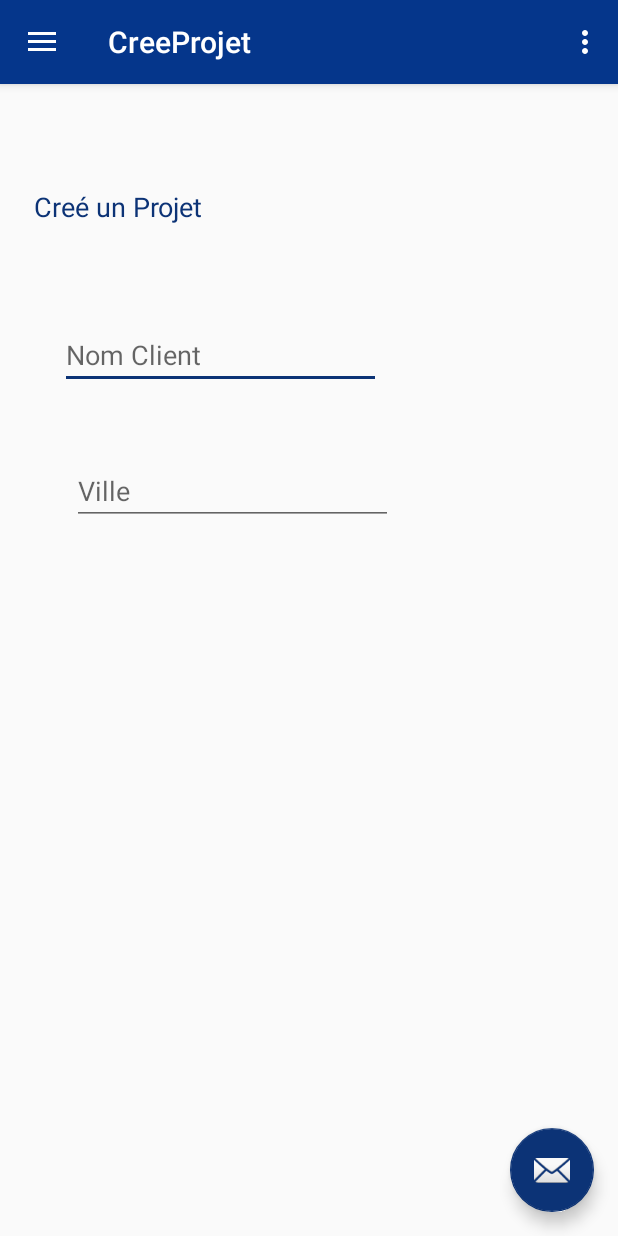
After one commit to hamzamlayeh/Orvea, an Android app: the CreeProjet screen opened directly, with no data from a screen before it, on a phone screen of 412 x 824 dp. The commit adds this screen. Run offline under Robolectric (Android 15) with nearby library versions, the phone set to English and light mode, and no system bars.

Commit message:
cree projet

```diff
--- a/app/src/main/AndroidManifest.xml
+++ b/app/src/main/AndroidManifest.xml
@@ -30,7 +30,11 @@
             android:theme="@style/AppTheme" />
         <activity
             android:name=".AjoutRapportActivity"
-            android:theme="@style/AppTheme"/>
+            android:theme="@style/AppTheme" />
+        <activity
+            android:name=".CreeProjet"
+            android:label="@string/title_activity_cree_projet"
+            android:theme="@style/AppTheme"></activity>
     </application>
 
 </manifest>
--- /dev/null
+++ b/app/src/main/java/com/orvea/asus/orvea/CreeProjet.java
@@ -0,0 +1,101 @@
+package com.orvea.asus.orvea;
+
+import android.os.Bundle;
+import android.support.design.widget.FloatingActionButton;
+import android.support.design.widget.Snackbar;
+import android.view.View;
+import android.support.design.widget.NavigationView;
+import android.support.v4.view.GravityCompat;
+import android.support.v4.widget.DrawerLayout;
+import android.support.v7.app.ActionBarDrawerToggle;
+import android.support.v7.app.AppCompatActivity;
+import android.support.v7.widget.Toolbar;
+import android.view.Menu;
+import android.view.MenuItem;
+
+public class CreeProjet extends AppCompatActivity
+        implements NavigationView.OnNavigationItemSelectedListener {
+
+    @Override
+    protected void onCreate(Bundle savedInstanceState) {
+        super.onCreate(savedInstanceState);
+        setContentView(R.layout.activity_cree_projet);
+        Toolbar toolbar = (Toolbar) findViewById(R.id.toolbar);
+        setSupportActionBar(toolbar);
+
+        FloatingActionButton fab = (FloatingActionButton) findViewById(R.id.fab);
+        fab.setOnClickListener(new View.OnClickListener() {
+            @Override
+            public void onClick(View view) {
+                Snackbar.make(view, "Replace with your own action", Snackbar.LENGTH_LONG)
+                        .setAction("Action", null).show();
+            }
+        });
+
+        DrawerLayout drawer = (DrawerLayout) findViewById(R.id.drawer_layout);
+        ActionBarDrawerToggle toggle = new ActionBarDrawerToggle(
+                this, drawer, toolbar, R.string.navigation_drawer_open, R.string.navigation_drawer_close);
+        drawer.addDrawerListener(toggle);
+        toggle.syncState();
+
+        NavigationView navigationView = (NavigationView) findViewById(R.id.nav_view);
+        navigationView.setNavigationItemSelectedListener(this);
+    }
+
+    @Override
+    public void onBackPressed() {
+        DrawerLayout drawer = (DrawerLayout) findViewById(R.id.drawer_layout);
+        if (drawer.isDrawerOpen(GravityCompat.START)) {
+            drawer.closeDrawer(GravityCompat.START);
+        } else {
+            super.onBackPressed();
+        }
+    }
+
+    @Override
+    public boolean onCreateOptionsMenu(Menu menu) {
+        // Inflate the menu; this adds items to the action bar if it is present.
+        getMenuInflater().inflate(R.menu.cree_projet, menu);
+        return true;
+    }
+
+    @Override
+    public boolean onOptionsItemSelected(MenuItem item) {
+        // Handle action bar item clicks here. The action bar will
+        // automatically handle clicks on the Home/Up button, so long
+        // as you specify a parent activity in AndroidManifest.xml.
+        int id = item.getItemId();
+
+        //noinspection SimplifiableIfStatement
+        if (id == R.id.action_settings) {
+            return true;
+        }
+
+        return super.onOptionsItemSelected(item);
+    }
+
+    @SuppressWarnings("StatementWithEmptyBody")
+    @Override
+    public boolean onNavigationItemSelected(MenuItem item) {
+        // Handle navigation view item clicks here.
+        int id = item.getItemId();
+
+        if (id == R.id.nav_camera) {
+            // Handle the camera action
+        } else if (id == R.id.nav_gallery) {
+
+        } else if (id == R.id.nav_slideshow) {
+
+        } else if (id == R.id.nav_manage) {
+
+        } else if (id == R.id.nav_share) {
+
+        } else if (id == R.id.nav_send) {
+
+        }
+
+        DrawerLayout drawer = (DrawerLayout) findViewById(R.id.drawer_layout);
+        drawer.closeDrawer(GravityCompat.START);
+        return true;
+    }
+}
--- /dev/null
+++ b/app/src/main/res/layout/activity_cree_projet.xml
@@ -0,0 +1,25 @@
+<?xml version="1.0" encoding="utf-8"?>
+<android.support.v4.widget.DrawerLayout xmlns:android="http://schemas.android.com/apk/res/android"
+    xmlns:app="http://schemas.android.com/apk/res-auto"
+    xmlns:tools="http://schemas.android.com/tools"
+    android:id="@+id/drawer_layout"
+    android:layout_width="match_parent"
+    android:layout_height="match_parent"
+    android:fitsSystemWindows="true"
+    tools:openDrawer="start">
+
+    <include
+        layout="@layout/app_bar_cree_projet"
+        android:layout_width="match_parent"
+        android:layout_height="match_parent" />
+
+    <android.support.design.widget.NavigationView
+        android:id="@+id/nav_view"
+        android:layout_width="wrap_content"
+        android:layout_height="match_parent"
+        android:layout_gravity="start"
+        android:fitsSystemWindows="true"
+        app:headerLayout="@layout/nav_header_cree_projet"
+        app:menu="@menu/activity_cree_projet_drawer" />
+
+</android.support.v4.widget.DrawerLayout>
--- a/app/src/main/res/layout/activity_inscription.xml
+++ b/app/src/main/res/layout/activity_inscription.xml
@@ -47,7 +47,8 @@
                     android:layout_marginEnd="320dp"
                     android:layout_marginStart="32dp"
                     android:layout_marginTop="24dp"
-                    android:text="Entrer Votre Information"
+                    android:text="Entrer Votre Information :"
+                    android:textColor="@color/colorAccent"
                     app:layout_constraintEnd_toEndOf="parent"
                     app:layout_constraintHorizontal_bias="0.0"
                     app:layout_constraintStart_toStartOf="parent"
--- /dev/null
+++ b/app/src/main/res/layout/app_bar_cree_projet.xml
@@ -0,0 +1,33 @@
+<?xml version="1.0" encoding="utf-8"?>
+<android.support.design.widget.CoordinatorLayout xmlns:android="http://schemas.android.com/apk/res/android"
+    xmlns:app="http://schemas.android.com/apk/res-auto"
+    xmlns:tools="http://schemas.android.com/tools"
+    android:layout_width="match_parent"
+    android:layout_height="match_parent"
+    tools:context="com.orvea.asus.orvea.CreeProjet">
+
+    <android.support.design.widget.AppBarLayout
+        android:layout_width="match_parent"
+        android:layout_height="wrap_content"
+        android:theme="@style/AppTheme.AppBarOverlay">
+
+        <android.support.v7.widget.Toolbar
+            android:id="@+id/toolbar"
+            android:layout_width="match_parent"
+            android:layout_height="?attr/actionBarSize"
+            android:background="?attr/colorPrimary"
+            app:popupTheme="@style/AppTheme.PopupOverlay" />
+
+    </android.support.design.widget.AppBarLayout>
+
+    <include layout="@layout/content_cree_projet" />
+
+    <android.support.design.widget.FloatingActionButton
+        android:id="@+id/fab"
+        android:layout_width="wrap_content"
+        android:layout_height="wrap_content"
+        android:layout_gravity="bottom|end"
+        android:layout_margin="@dimen/fab_margin"
+        app:srcCompat="@android:drawable/ic_dialog_email" />
+
+</android.support.design.widget.CoordinatorLayout>
--- /dev/null
+++ b/app/src/main/res/layout/content_cree_projet.xml
@@ -0,0 +1,68 @@
+<?xml version="1.0" encoding="utf-8"?>
+<android.support.constraint.ConstraintLayout xmlns:android="http://schemas.android.com/apk/res/android"
+    xmlns:app="http://schemas.android.com/apk/res-auto"
+    xmlns:tools="http://schemas.android.com/tools"
+    android:layout_width="match_parent"
+    android:layout_height="match_parent"
+    app:layout_behavior="@string/appbar_scrolling_view_behavior"
+    tools:context="com.orvea.asus.orvea.CreeProjet"
+    tools:showIn="@layout/app_bar_cree_projet">
+
+    <ScrollView
+        android:layout_width="match_parent"
+        android:layout_height="match_parent">
+
+        <LinearLayout
+            android:layout_width="match_parent"
+            android:layout_height="wrap_content"
+            android:orientation="vertical" >
+
+            <android.support.constraint.ConstraintLayout
+                android:layout_width="match_parent"
+                android:layout_height="match_parent">
+
+                <TextView
+                    android:id="@+id/textView11"
+                    android:layout_width="wrap_content"
+                    android:layout_height="wrap_content"
+                    android:layout_marginEnd="303dp"
+                    android:layout_marginStart="49dp"
+                    android:layout_marginTop="69dp"
+                    android:text="Creé un Projet"
+                    android:textColor="@color/colorAccent"
+                    android:textSize="18sp"
+                    app:layout_constraintEnd_toEndOf="parent"
+                    app:layout_constraintStart_toStartOf="parent"
+                    app:layout_constraintTop_toTopOf="parent" />
+
+                <EditText
+                    android:id="@+id/NomClient"
+                    android:layout_width="0dp"
+                    android:layout_height="wrap_content"
+                    android:layout_marginEnd="158dp"
+                    android:layout_marginStart="40dp"
+                    android:layout_marginTop="64dp"
+                    android:ems="10"
+                    android:hint="Nom Client"
+                    android:inputType="textPersonName"
+                    app:layout_constraintEnd_toEndOf="parent"
+                    app:layout_constraintStart_toStartOf="parent"
+                    app:layout_constraintTop_toBottomOf="@+id/textView11" />
+
+                <EditText
+                    android:id="@+id/Ville"
+                    android:layout_width="0dp"
+                    android:layout_height="wrap_content"
+                    android:layout_marginEnd="150dp"
+                    android:layout_marginStart="48dp"
+                    android:layout_marginTop="45dp"
+                    android:ems="10"
+                    android:hint="Ville"
+                    android:inputType="textPersonName"
+                    app:layout_constraintEnd_toEndOf="parent"
+                    app:layout_constraintStart_toStartOf="parent"
+                    app:layout_constraintTop_toBottomOf="@+id/NomClient" />
+            </android.support.constraint.ConstraintLayout>
+        </LinearLayout>
+    </ScrollView>
+</android.support.constraint.ConstraintLayout>
--- a/app/src/main/res/layout/content_profils.xml
+++ b/app/src/main/res/layout/content_profils.xml
@@ -79,7 +79,7 @@
                         android:layout_marginEnd="256dp"
                         android:layout_marginStart="30dp"
                         android:layout_marginTop="153dp"
-                        android:text="les Rôles"
+                        android:text="les Rôles :"
                         app:layout_constraintEnd_toEndOf="parent"
                         app:layout_constraintHorizontal_bias="0.0"
                         app:layout_constraintStart_toStartOf="parent"
--- /dev/null
+++ b/app/src/main/res/menu/activity_cree_projet_drawer.xml
@@ -0,0 +1,38 @@
+<?xml version="1.0" encoding="utf-8"?>
+<menu xmlns:android="http://schemas.android.com/apk/res/android"
+    xmlns:tools="http://schemas.android.com/tools"
+    tools:showIn="navigation_view">
+
+    <group android:checkableBehavior="single">
+        <item
+            android:id="@+id/nav_camera"
+            android:icon="@drawable/ic_menu_camera"
+            android:title="Import" />
+        <item
+            android:id="@+id/nav_gallery"
+            android:icon="@drawable/ic_menu_gallery"
+            android:title="Gallery" />
+        <item
+            android:id="@+id/nav_slideshow"
+            android:icon="@drawable/ic_menu_slideshow"
+            android:title="Slideshow" />
+        <item
+            android:id="@+id/nav_manage"
+            android:icon="@drawable/ic_menu_manage"
+            android:title="Tools" />
+    </group>
+
+    <item android:title="Communicate">
+        <menu>
+            <item
+                android:id="@+id/nav_share"
+                android:icon="@drawable/ic_menu_share"
+                android:title="Share" />
+            <item
+                android:id="@+id/nav_send"
+                android:icon="@drawable/ic_menu_send"
+                android:title="Send" />
+        </menu>
+    </item>
+
+</menu>
--- /dev/null
+++ b/app/src/main/res/menu/cree_projet.xml
@@ -0,0 +1,9 @@
+<?xml version="1.0" encoding="utf-8"?>
+<menu xmlns:android="http://schemas.android.com/apk/res/android"
+    xmlns:app="http://schemas.android.com/apk/res-auto">
+    <item
+        android:id="@+id/action_settings"
+        android:orderInCategory="100"
+        android:title="@string/action_settings"
+        app:showAsAction="never" />
+</menu>
--- a/app/src/main/res/values/strings.xml
+++ b/app/src/main/res/values/strings.xml
@@ -20,4 +20,5 @@
     <string name="title_activity_ajout_rapport">AjoutRapportActivity</string>
     <string name="orvea_family">Orvea Family</string>
     <string name="contact_orvea_fr">contact@orvea.fr</string>
+    <string name="title_activity_cree_projet">CreeProjet</string>
 </resources>
```
Also changed, not shown: app/src/main/res/layout/activity_login.xml (+6 -5 lines), app/src/main/res/layout/nav_header_cree_projet.xml (added, +35 -0 lines).
